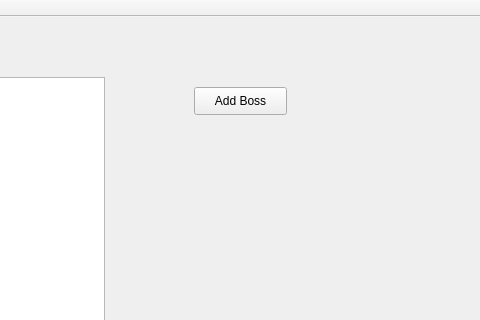
Qt form qt/EmployeeStructure/mainwindow.ui (kzhereb/knu-ips-ooop-2020-2021) before a commit; both pictures show x 176 to 656 and y 0 to 320 of the 808 by 570 pixel window.
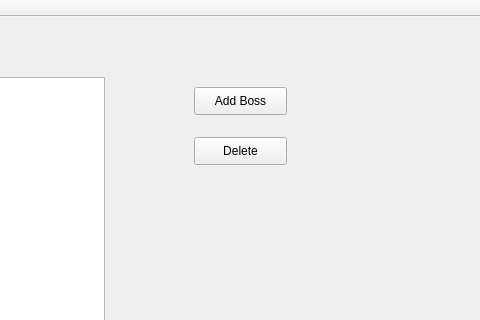
The same form after that commit.

Commit message:
Deleting selected employee
With all subordinates for now

Diff of the .ui file:
```diff
--- a/qt/EmployeeStructure/mainwindow.ui
+++ b/qt/EmployeeStructure/mainwindow.ui
@@ -50,6 +50,19 @@
      <string>Add Boss</string>
     </property>
    </widget>
+   <widget class="QPushButton" name="btnDelete">
+    <property name="geometry">
+     <rect>
+      <x>370</x>
+      <y>120</y>
+      <width>93</width>
+      <height>28</height>
+     </rect>
+    </property>
+    <property name="text">
+     <string>Delete</string>
+    </property>
+   </widget>
   </widget>
   <widget class="QMenuBar" name="menuBar">
    <property name="geometry">
```
The commit also changes 2 other files.
